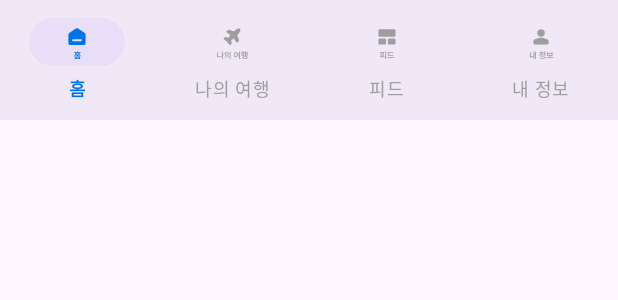
After one commit to Kookmin-MoP-Yourtrip/YOURTRIP_FE, an Android app: the layout common_bottom_nav.xml on its own in the app's theme, with its tools: preview values and no code run, on a phone screen of 412 x 824 dp. The commit adds this screen. Shown: the top 300 px of the screen. Run offline under Robolectric (Android 15) with nearby library versions, the phone set to English and light mode, and no system bars.

Commit message:
main 레이아윳에 추가 직전, 아이콘 구성 완료

```diff
--- a/app/src/main/java/com/example/yourtrip/MainActivity.java
+++ b/app/src/main/java/com/example/yourtrip/MainActivity.java
@@ -10,4 +10,6 @@ public class MainActivity extends AppCompatActivity {
         super.onCreate(savedInstanceState);
         setContentView(R.layout.activity_main);
     }
+
+
 }
--- /dev/null
+++ b/app/src/main/res/color/nav_icon_selector.xml
@@ -0,0 +1,5 @@
+<?xml version="1.0" encoding="utf-8"?>
+<selector xmlns:android="http://schemas.android.com/apk/res/android">
+    <item android:color="#0073E6" android:state_checked="true"/>   <!-- 선택됨 -->
+    <item android:color="#9E9E9E" android:state_checked="false"/>  <!-- 비활성 -->
+</selector>
--- a/app/src/main/res/drawable/icon_feed.xml
+++ b/app/src/main/res/drawable/icon_feed.xml
@@ -3,9 +3,9 @@
     android:height="42dp"
     android:viewportWidth="42"
     android:viewportHeight="42">
-  <path
-      android:pathData="M0,0h42v42h-42z"
-      android:fillColor="#ffffff"/>
+<!--  <path-->
+<!--      android:pathData="M0,0h42v42h-42z"-->
+<!--      android:fillColor="#ffffff"/>-->
   <path
       android:pathData="M20.023,32.041V40.869H18.93V32.041H20.023ZM17.875,32.9V33.789H17.025V37.744C17.45,37.715 17.865,37.676 18.266,37.627L18.324,38.438C16.43,38.74 14.359,38.779 12.738,38.779L12.631,37.891C12.973,37.891 13.339,37.886 13.725,37.881V33.789H12.865V32.9H17.875ZM14.769,37.852C15.16,37.847 15.561,37.832 15.961,37.813V33.789H14.769V37.852ZM28.461,36.182V37.051H22.27V32.813H28.393V33.691H23.344V36.182H28.461ZM29.359,38.848V39.746H21.293V38.848H29.359Z"
       android:fillColor="#0073E6"/>
--- a/app/src/main/res/drawable/icon_home.xml
+++ b/app/src/main/res/drawable/icon_home.xml
@@ -3,9 +3,9 @@
     android:height="42dp"
     android:viewportWidth="42"
     android:viewportHeight="42">
-  <path
-      android:pathData="M0,0h42v42h-42z"
-      android:fillColor="#ffffff"/>
+<!--  <path-->
+<!--      android:pathData="M0,0h42v42h-42z"-->
+<!--      android:fillColor="#ffffff"/>-->
   <path
       android:pathData="M24.542,38.193V40.762H18.419V38.193H24.542ZM19.493,39.014V39.941H23.487V39.014H19.493ZM25.079,32.715V33.535H17.872V32.715H20.948V31.943H22.032V32.715H25.079ZM21.485,33.809C23.37,33.809 24.425,34.229 24.425,35.059C24.425,35.806 23.575,36.226 22.032,36.299V36.816H25.519V37.676H17.472V36.816H20.948V36.299C19.415,36.23 18.556,35.806 18.556,35.059C18.556,34.229 19.62,33.809 21.485,33.809ZM21.485,34.541C20.313,34.551 19.718,34.697 19.718,35.059C19.718,35.41 20.313,35.576 21.485,35.576C22.667,35.576 23.263,35.41 23.263,35.059C23.263,34.697 22.667,34.551 21.485,34.541Z"
       android:fillColor="#0073E6"/>
--- a/app/src/main/res/drawable/icon_my.xml
+++ b/app/src/main/res/drawable/icon_my.xml
@@ -3,9 +3,9 @@
     android:height="42dp"
     android:viewportWidth="42"
     android:viewportHeight="42">
-  <path
-      android:pathData="M0,0h42v42h-42z"
-      android:fillColor="#ffffff"/>
+<!--  <path-->
+<!--      android:pathData="M0,0h42v42h-42z"-->
+<!--      android:fillColor="#ffffff"/>-->
   <path
       android:pathData="M15.221,32.041V40.869H14.176V36.406H13.199V40.42H12.184V32.207H13.199V35.518H14.176V32.041H15.221ZM9.117,33.057V37.715C9.879,37.7 10.714,37.637 11.637,37.451L11.744,38.398C10.553,38.613 9.547,38.672 8.609,38.672H8.023V33.057H9.117ZM26.051,32.041V37.285H24.967V35.127H23.463V34.238H24.967V32.041H26.051ZM23.063,37.51C24.938,37.51 26.08,38.125 26.08,39.189C26.08,40.254 24.938,40.869 23.063,40.869C21.197,40.869 20.055,40.254 20.065,39.189C20.055,38.125 21.197,37.51 23.063,37.51ZM23.063,38.34C21.832,38.34 21.139,38.633 21.139,39.189C21.139,39.736 21.832,40.029 23.063,40.029C24.293,40.029 24.996,39.736 24.996,39.189C24.996,38.633 24.293,38.34 23.063,38.34ZM21.9,33.555C21.9,34.629 22.613,35.713 23.98,36.172L23.434,37.031C22.452,36.699 21.754,36.025 21.373,35.195C20.982,36.138 20.245,36.89 19.195,37.266L18.629,36.406C20.045,35.918 20.797,34.727 20.797,33.564V33.496H18.961V32.617H23.727V33.496H21.9V33.555ZM35.367,38.916V39.805H27.301V38.916H30.777V37.197H28.19V32.627H29.273V34.072H33.365V32.627H34.449V37.197H31.852V38.916H35.367ZM29.273,36.318H33.365V34.941H29.273V36.318Z"
       android:fillColor="#0073E6"/>
--- /dev/null
+++ b/app/src/main/res/layout/common_bottom_nav.xml
@@ -0,0 +1,12 @@
+<?xml version="1.0" encoding="utf-8"?>
+<com.google.android.material.bottomnavigation.BottomNavigationView
+    xmlns:android="http://schemas.android.com/apk/res/android"
+    xmlns:app="http://schemas.android.com/apk/res-auto"
+    android:id="@+id/bottomNav"
+    android:layout_width="match_parent"
+    android:layout_height="wrap_content"
+    android:background="?android:attr/windowBackground"
+    app:menu="@menu/common_bottom_nav"
+    app:itemIconTint="@color/nav_icon_selector"
+    app:itemTextColor="@color/nav_icon_selector"
+    app:labelVisibilityMode="labeled"/>
--- /dev/null
+++ b/app/src/main/res/menu/common_bottom_nav.xml
@@ -0,0 +1,20 @@
+<?xml version="1.0" encoding="utf-8"?>
+<menu xmlns:android="http://schemas.android.com/apk/res/android">
+    <item
+        android:id="@+id/nav_home"
+        android:icon="@drawable/icon_home"
+        android:title="홈"
+        />
+    <item
+        android:id="@+id/nav_trip"
+        android:icon="@drawable/icon_trip"
+        android:title="나의 여행"/>
+    <item
+        android:id="@+id/nav_feed"
+        android:icon="@drawable/icon_feed"
+        android:title="피드"/>
+    <item
+        android:id="@+id/nav_my"
+        android:icon="@drawable/icon_my"
+        android:title="내 정보"/>
+</menu>
```
Also changed, not shown: app/src/main/res/drawable/icon_trip.xml (+3 -3 lines), app/src/main/res/menu/menu1.xml (deleted, +0 -24 lines).
